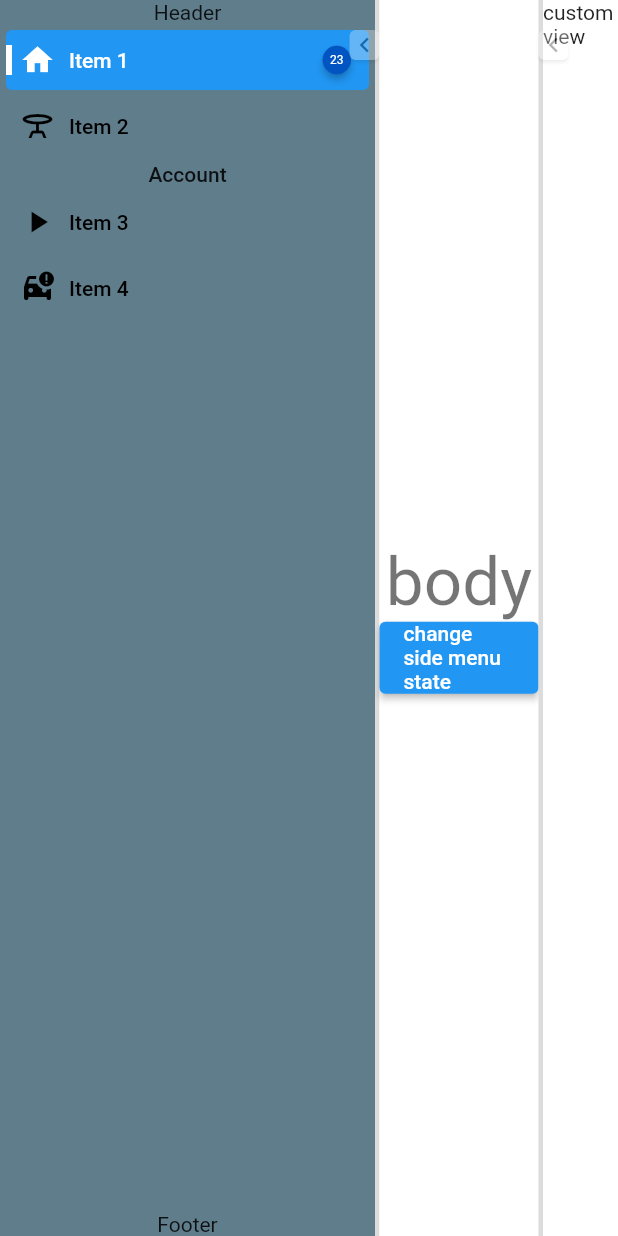
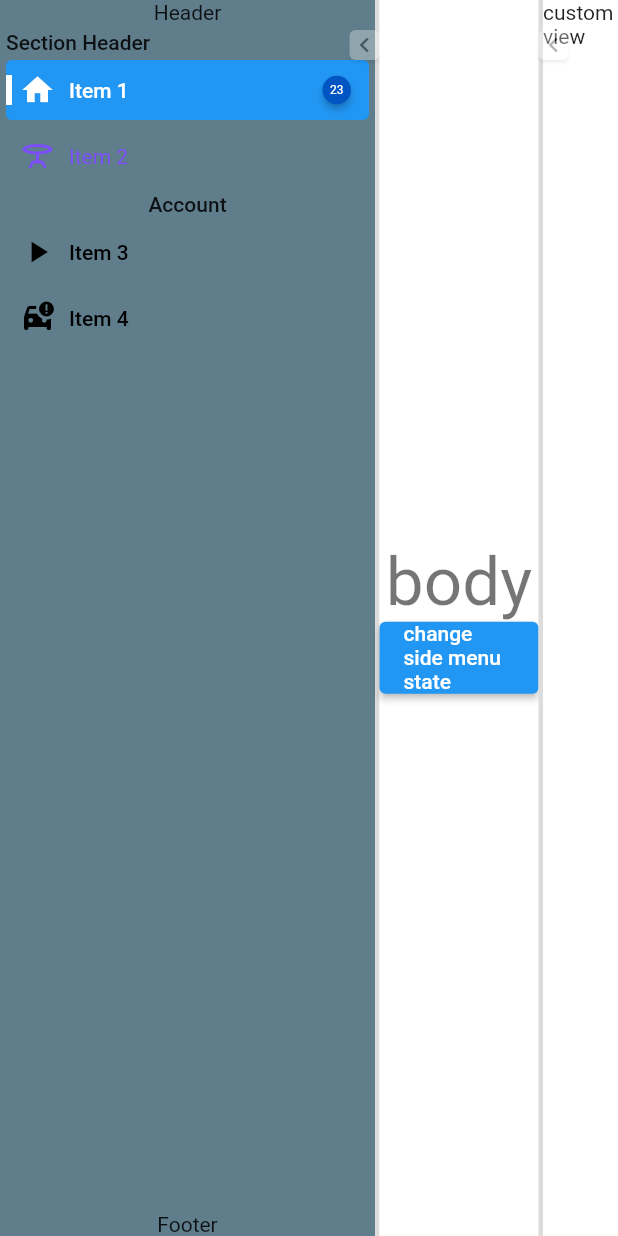
Before and after one commit to resfandiari/flutter_side_menu, a Flutter app: the screen it shows after launch, on a phone screen of 412 x 824 dp. Run offline on Flutter 3.47's test engine with Material 2 defaults, Android fonts, the phone set to English and light mode, and no system bars; drawn by our look-alikes of auto_size_text, badges; our stand-ins replace go_router.

Commit message:
Fix for issue "titleStyle" cant change text color #8

```diff
--- a/example/lib/main.dart
+++ b/example/lib/main.dart
@@ -35,6 +35,9 @@ class _MyAppState extends State<MyApp> {
                 return SideMenuData(
                   header: const Text('Header'),
                   items: [
+                    const SideMenuItemDataTitle(
+                      title: 'Section Header'
+                    ),
                     SideMenuItemDataTile(
                       isSelected: _currentIndex == 0,
                       onTap: () => setState(() => _currentIndex = 0),
@@ -56,9 +59,10 @@ class _MyAppState extends State<MyApp> {
                       onTap: () => setState(() => _currentIndex = 1),
                       title: 'Item 2',
                       selectedTitleStyle:
-                          const TextStyle(fontWeight: FontWeight.bold),
+                          const TextStyle(fontWeight: FontWeight.w700,color: Colors.yellow),
                       icon: const Icon(Icons.table_bar_outlined),
                       selectedIcon: const Icon(Icons.table_bar),
+                      titleStyle: const TextStyle(color: Colors.deepPurpleAccent),
                     ),
                     const SideMenuItemDataTitle(
                       title: 'Account',
--- a/lib/src/data/side_menu_item_data.dart
+++ b/lib/src/data/side_menu_item_data.dart
@@ -24,9 +24,7 @@ class SideMenuItemDataTile extends SideMenuItemData {
     this.itemHeight = Constants.itemHeight,
     this.margin = Constants.itemMargin,
     this.borderRadius,
-    this.selectedColor,
     this.selectedIcon,
-    this.unSelectedColor,
     this.highlightSelectedColor,
     this.hoverColor,
     this.badgePosition,
@@ -51,9 +49,7 @@ class SideMenuItemDataTile extends SideMenuItemData {
   final EdgeInsetsDirectional margin;
   final BorderRadiusGeometry? borderRadius;
   final Color? hoverColor,
-      highlightSelectedColor,
-      selectedColor,
-      unSelectedColor;
+      highlightSelectedColor;
 }
 
 class SideMenuItemDataTitle extends SideMenuItemData {
--- a/lib/src/item/side_menu_item_tile.dart
+++ b/lib/src/item/side_menu_item_tile.dart
@@ -55,10 +55,8 @@ class _SideMenuItemTileState extends State<SideMenuItemTile> {
 
   Color getSelectedColor() {
     return widget.data.isSelected
-        ? widget.data.selectedColor ??
-            Theme.of(context).colorScheme.onSecondaryContainer
-        : widget.data.unSelectedColor ??
-            Theme.of(context).colorScheme.onSurfaceVariant;
+        ? widget.data.selectedTitleStyle?.color  ?? Theme.of(context).colorScheme.onSecondaryContainer
+        : widget.data.titleStyle?.color ?? Theme.of(context).colorScheme.onSurfaceVariant;
   }
 
   Widget? getSelectedIcon() {
```
